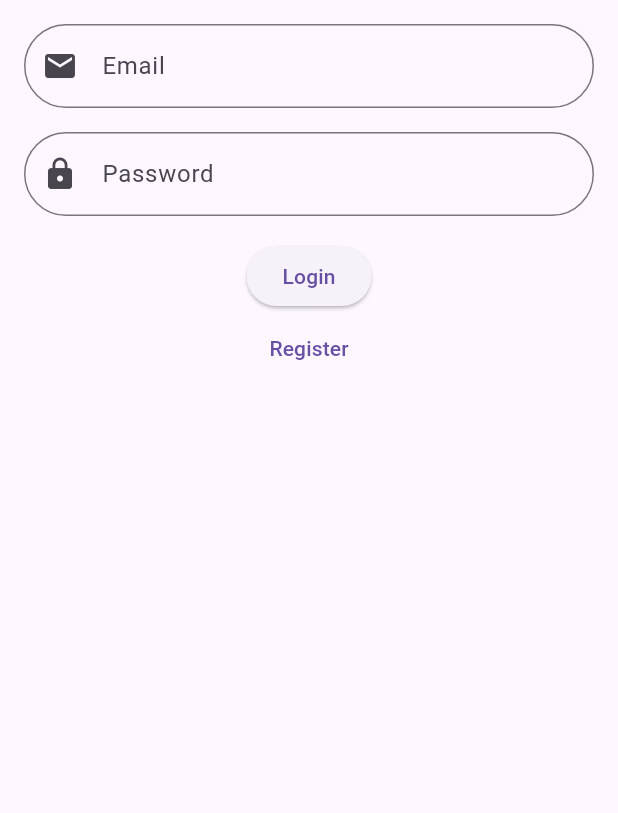
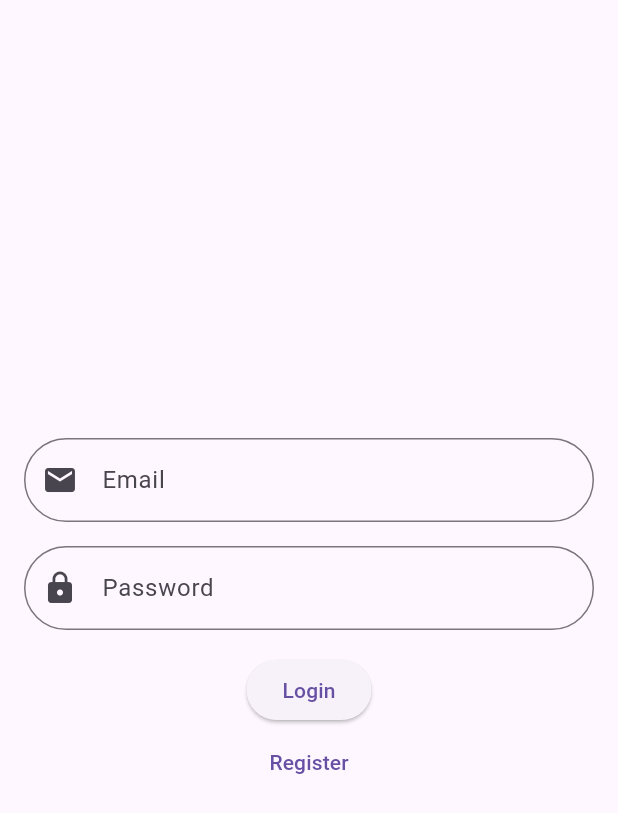
Before and after one commit to dragospaulpop-teach/flutter-tic-tac-toe, a Flutter app: the screen it shows after launch, after a tap on "Go to LogIn", on a phone screen of 412 x 824 dp. Shown: the top 813 px of the screen. Run offline on Flutter 3.47's test engine with Material 3 defaults, Android fonts, the phone set to English and light mode, and no system bars; our stand-ins replace firebase_auth, firebase_core; accounts and stored records are empty; generated files the repository leaves out were written again.

Commit message:
center form screen content and style snackbars

```diff
--- a/lib/home_screen.dart
+++ b/lib/home_screen.dart
@@ -12,8 +12,10 @@ class _HomeScreenState extends State<HomeScreen> {
   Widget build(BuildContext context) {
     return Center(
       child: Column(
+        mainAxisAlignment: MainAxisAlignment.center,
         children: [
-          const Text('Welcome to our app'),
+          Text('Welcome to our app',
+              style: Theme.of(context).textTheme.headlineLarge),
           TextButton(
               onPressed: () {
                 Navigator.pushNamed(context, '/login');
--- a/lib/login_form.dart
+++ b/lib/login_form.dart
@@ -13,20 +13,26 @@ class SignInForm extends StatelessWidget {
       await FirebaseAuth.instance.signInWithEmailAndPassword(
           email: emailController.text, password: passwordController.text);
     } on FirebaseAuthException catch (err) {
-      ScaffoldMessenger.of(context)
-          .showSnackBar(SnackBar(content: Text(err.message!)));
+      if (!context.mounted) return;
+      ScaffoldMessenger.of(context).showSnackBar(SnackBar(
+          backgroundColor: Theme.of(context).colorScheme.errorContainer,
+          content: Text(err.message!,
+              style: Theme.of(context).textTheme.bodyMedium?.copyWith(
+                    color: Theme.of(context).colorScheme.error,
+                  ))));
     }
   }
 
   @override
   Widget build(BuildContext context) {
     return Scaffold(
-        body: Column(children: [
-      Form(
+        body: Center(
+      child: Form(
           key: _formKey,
           child: Padding(
             padding: const EdgeInsets.all(16),
             child: Column(
+              mainAxisAlignment: MainAxisAlignment.center,
               children: [
                 TextFormField(
                   controller: emailController,
@@ -67,6 +73,6 @@ class SignInForm extends StatelessWidget {
               ],
             ),
           )),
-    ]));
+    ));
   }
 }
--- a/lib/main.dart
+++ b/lib/main.dart
@@ -48,7 +48,7 @@ class _MainAppState extends State<MainApp> {
 
   @override
   Widget build(BuildContext context) {
-    return MaterialApp(navigatorKey: navigatorKey, routes: {
+    return MaterialApp(initialRoute: '/', navigatorKey: navigatorKey, routes: {
       '/': (context) => const HomeScreen(),
       '/login': (context) => SignInForm(),
       '/register': (context) => RegisterForm(),
```
Also changed, not shown: lib/register_form.dart (+11 -5 lines).
